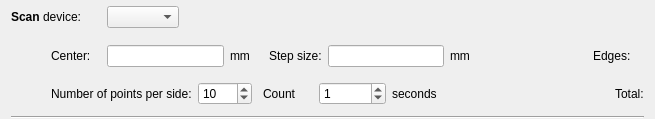
Qt form nicos/clients/gui/cmdlets/cscan.ui (mlz-ictrl/nicos) before a commit.
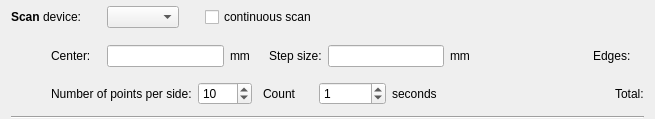
The same form after that commit.

Commit message:
cmdlets: offer a box for continuous scanning for scan/cscan
This helps users because they can use the same paramterization for both types.

The edit to the form file:
```diff
--- a/nicos/clients/gui/cmdlets/cscan.ui
+++ b/nicos/clients/gui/cmdlets/cscan.ui
@@ -38,6 +38,29 @@
      <item>
       <widget class="QComboBox" name="device"/>
      </item>
+     <item>
+      <spacer name="horizontalSpacer_8">
+       <property name="orientation">
+        <enum>Qt::Horizontal</enum>
+       </property>
+       <property name="sizeType">
+        <enum>QSizePolicy::Fixed</enum>
+       </property>
+       <property name="sizeHint" stdset="0">
+        <size>
+         <width>20</width>
+         <height>20</height>
+        </size>
+       </property>
+      </spacer>
+     </item>
+     <item>
+      <widget class="QCheckBox" name="contBox">
+       <property name="text">
+        <string>continuous scan</string>
+       </property>
+      </widget>
+     </item>
      <item>
       <spacer name="horizontalSpacer">
        <property name="orientation">
```
The commit also changes 2 other files.
